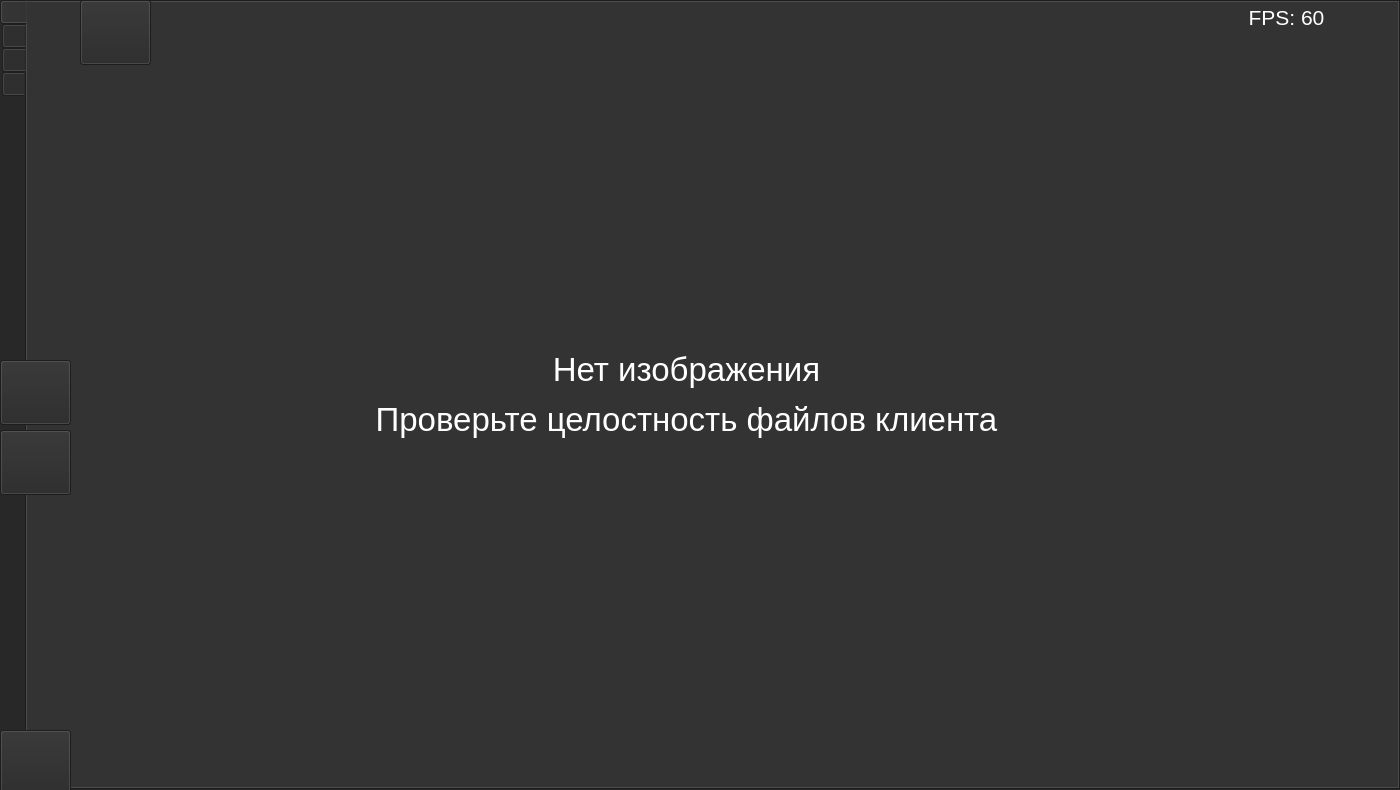
Before: the Qt Designer form src/MainWindow/MainWindow.ui in PolarStarWalker/PolarUV-client, drawn with Qt 5.
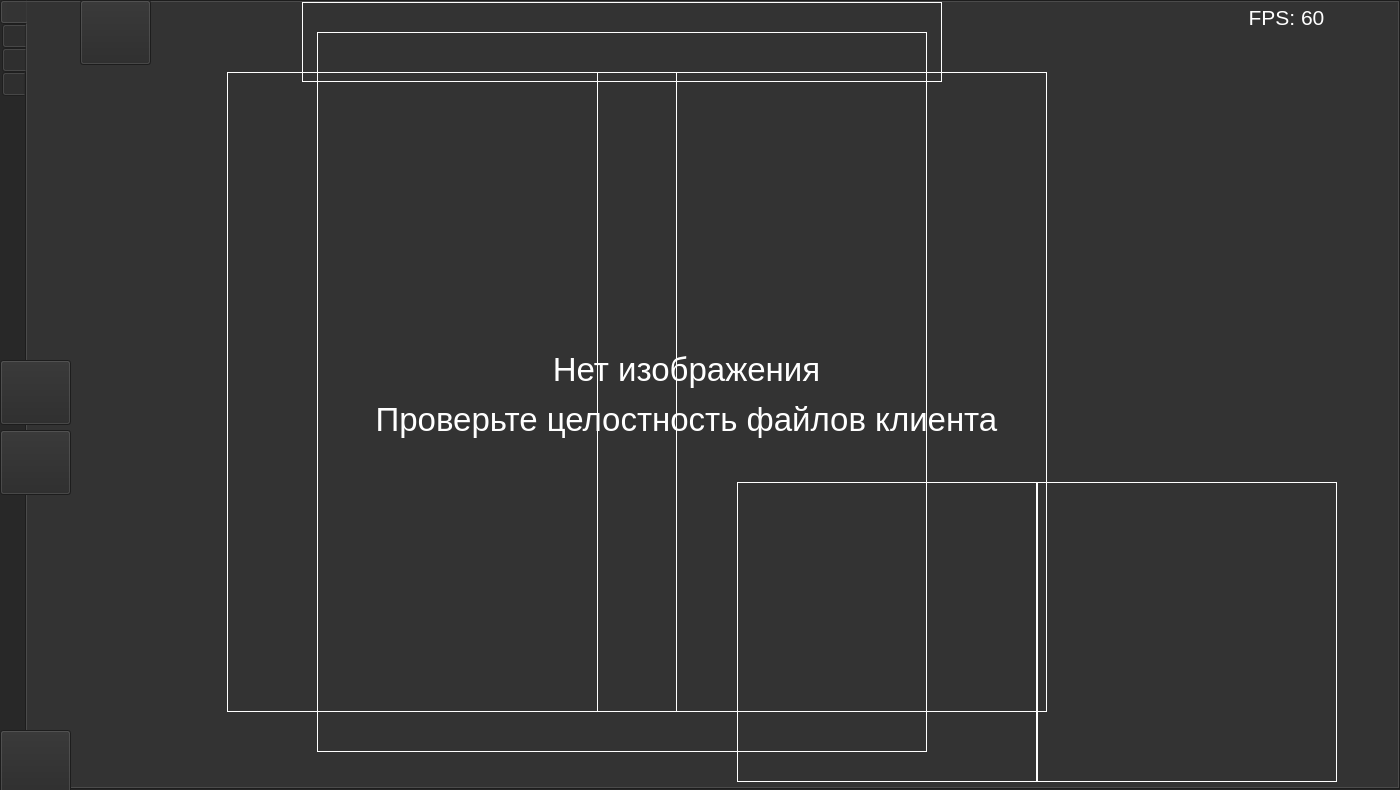
After: the same form once the commit is applied. Icons and pictures are not drawn.

Commit message: Полу-рабочий горизонтальный компас

```diff
--- a/src/MainWindow/MainWindow.ui
+++ b/src/MainWindow/MainWindow.ui
@@ -1143,7 +1143,7 @@
        </rect>
       </property>
       <property name="frameShape">
-       <enum>QFrame::NoFrame</enum>
+       <enum>QFrame::Box</enum>
       </property>
       <property name="text">
        <string/>
@@ -1162,7 +1162,7 @@
        </rect>
       </property>
       <property name="frameShape">
-       <enum>QFrame::NoFrame</enum>
+       <enum>QFrame::Box</enum>
       </property>
       <property name="text">
        <string/>
@@ -1181,7 +1181,7 @@
        </rect>
       </property>
       <property name="frameShape">
-       <enum>QFrame::NoFrame</enum>
+       <enum>QFrame::Box</enum>
       </property>
       <property name="text">
        <string/>
@@ -1200,7 +1200,7 @@
        </rect>
       </property>
       <property name="frameShape">
-       <enum>QFrame::NoFrame</enum>
+       <enum>QFrame::Box</enum>
       </property>
       <property name="text">
        <string/>
@@ -1219,7 +1219,7 @@
        </rect>
       </property>
       <property name="frameShape">
-       <enum>QFrame::NoFrame</enum>
+       <enum>QFrame::Box</enum>
       </property>
       <property name="text">
        <string/>
@@ -1259,6 +1259,25 @@
        <set>Qt::AlignCenter</set>
       </property>
      </widget>
+     <widget class="QLabel" name="YawLabel">
+      <property name="geometry">
+       <rect>
+        <x>275</x>
+        <y>0</y>
+        <width>640</width>
+        <height>80</height>
+       </rect>
+      </property>
+      <property name="frameShape">
+       <enum>QFrame::Box</enum>
+      </property>
+      <property name="text">
+       <string/>
+      </property>
+      <property name="alignment">
+       <set>Qt::AlignCenter</set>
+      </property>
+     </widget>
      <zorder>CameraLabel</zorder>
      <zorder>VideoStreamButton</zorder>
      <zorder>ScreenshotButton</zorder>
```
Left out of the diff: 1 changed line with no effect on the pictures. The commit also changes 1 other file.
